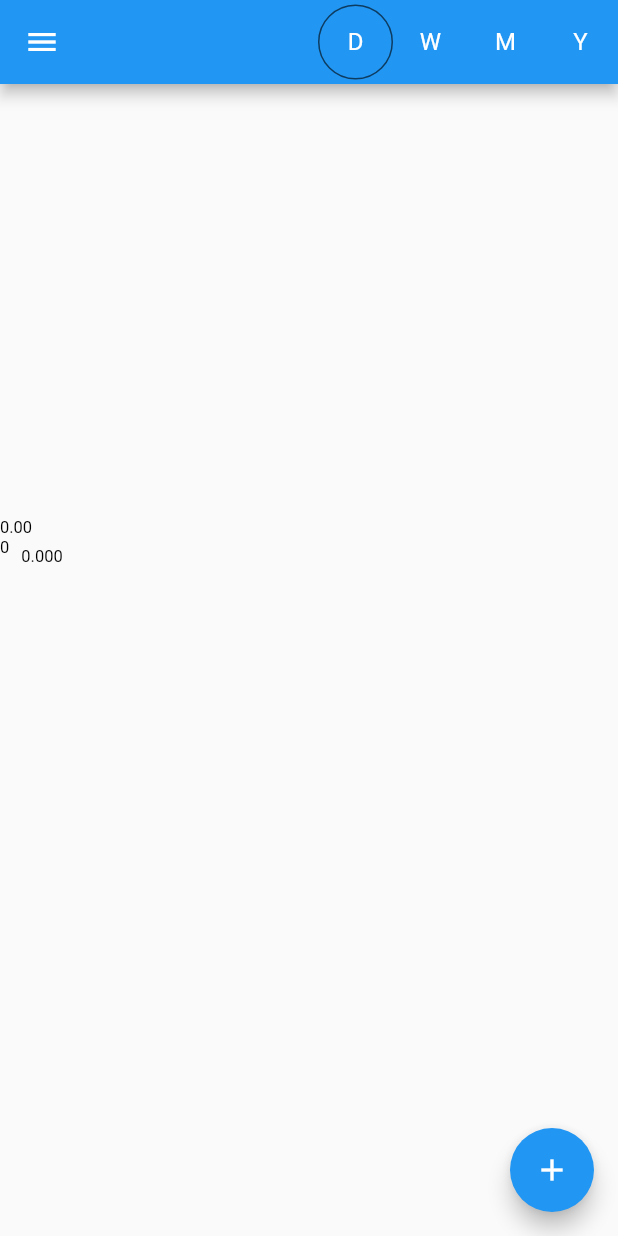
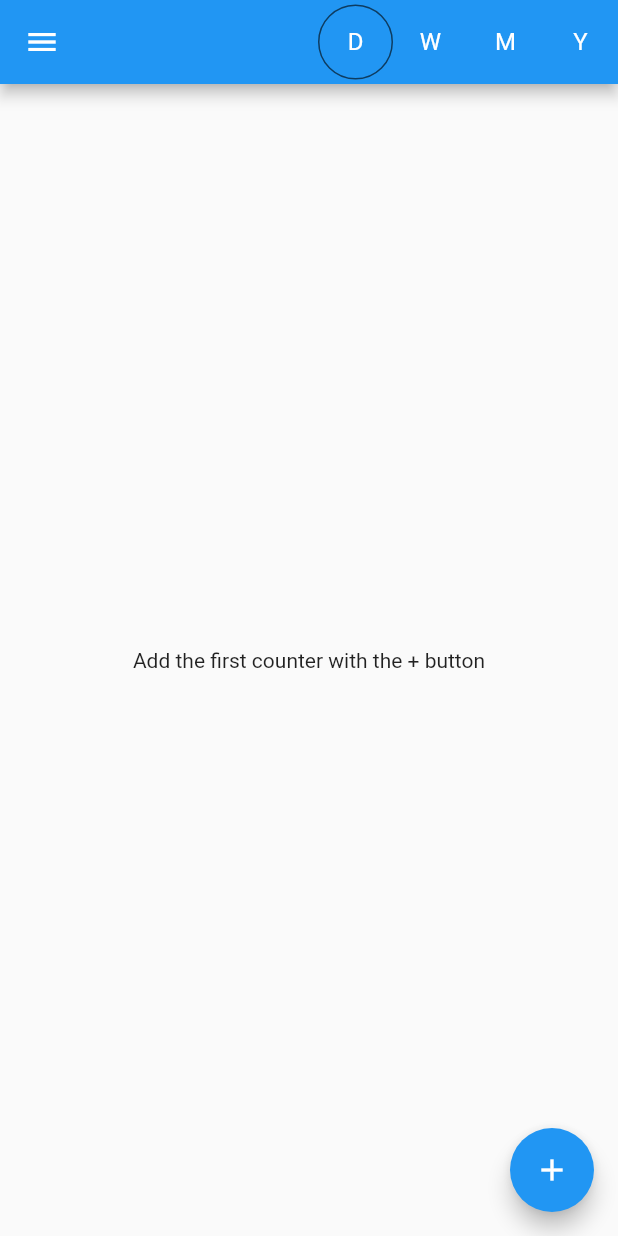
Before and after one commit to eevleevs/graphic-counter, a Flutter app: the screen it shows once a user with an empty profile is signed in, on a phone screen of 412 x 824 dp. Run offline on Flutter 3.47's test engine with Material 2 defaults, Android fonts, the phone set to English and light mode, and no system bars; drawn by our look-alikes of fl_chart; our stand-ins replace adaptive_dialog, cloud_firestore, file_picker, firebase_auth, firebase_core, flutter_signin_button and 2 more; missing offline and left inert: download, flutter_palette; accounts and stored records are empty; network calls fail.

Commit message:
Display message on counters empty

```diff
--- a/lib/main.dart
+++ b/lib/main.dart
@@ -47,7 +47,7 @@ class MyApp extends StatefulWidget {
 
 class _MyAppState extends State<MyApp> {
   User? user;
-  var userUndefined = true;
+  var initialised = false;
 
   @override
   void initState() {
@@ -55,8 +55,8 @@ class _MyAppState extends State<MyApp> {
     FirebaseAuth.instance.authStateChanges().listen((User? _user) {
       setState(() {
         user = _user;
-        if (userUndefined && user == null) signInWithGoogle();
-        userUndefined = false;
+        if (!initialised && user == null) signInWithGoogle();
+        initialised = true;
       });
     });
   }
@@ -67,8 +67,8 @@ class _MyAppState extends State<MyApp> {
       theme: ThemeData.light().copyWith(brightness: Brightness.light, primaryColor: Colors.teal),
       darkTheme: ThemeData.dark().copyWith(brightness: Brightness.dark, primaryColor: Colors.teal),
       themeMode: ThemeMode.system,
-      home: userUndefined
-          ? const SizedBox.shrink()
+      home: !initialised
+          ? Container()
           : user == null
               ? const SignInPage()
               : const MainPage(),
@@ -302,7 +302,9 @@ class _MainPageState extends State<MainPage> {
             ))),
         floatingActionButton:
             FloatingActionButton(onPressed: newCounter, child: const Icon(Icons.add)),
-        body: Flex(direction: portrait ? Axis.vertical : Axis.horizontal, children: [
+        body: counters.isEmpty
+            ? const Center(child: Text('Add the first counter with the + button'))
+            : Flex(direction: portrait ? Axis.vertical : Axis.horizontal, children: [
                 Expanded(
                     flex: portrait ? 45 : 60,
                     child: Container(
@@ -311,7 +313,8 @@ class _MainPageState extends State<MainPage> {
                             margin: const EdgeInsets.fromLTRB(0, 20, 20, 15),
                             child: LineChart(LineChartData(
                               axisTitleData: FlAxisTitleData(
-                            bottomTitle: AxisTitle(showTitle: true, titleText: period, margin: 15)),
+                                  bottomTitle:
+                                      AxisTitle(showTitle: true, titleText: period, margin: 15)),
                               backgroundColor: Theme.of(context).canvasColor,
                               borderData: FlBorderData(show: false),
                               lineTouchData: LineTouchData(
@@ -360,25 +363,27 @@ class _MainPageState extends State<MainPage> {
                                 color: color,
                                 onPressed: () {
                                   final _today = today().toString();
-                            userRef.update(
-                                {'counters.$name.$_today': (counters[name][_today] ?? 0) + 1});
+                                  userRef.update({
+                                    'counters.$name.$_today': (counters[name][_today] ?? 0) + 1
+                                  });
                                 },
                                 icon: const Icon(Icons.add)),
                             IconButton(
                                 color: color,
                                 onPressed: () {
-                            if (counters[name].containsKey(_today) && counters[name][_today] > 0) {
-                              userRef
-                                  .update({'counters.$name.$_today': counters[name][_today] - 1});
+                                  if (counters[name].containsKey(_today) &&
+                                      counters[name][_today] > 0) {
+                                    userRef.update(
+                                        {'counters.$name.$_today': counters[name][_today] - 1});
                                   }
                                 },
                                 icon: const Icon(Icons.remove)),
                             IconButton(
                                 color: color,
                                 onPressed: () async {
-                            if (await showModalActionSheet(
-                                    context: context,
-                                    actions: [SheetAction(key: 'remove', label: 'Remove $name')]) ==
+                                  if (await showModalActionSheet(context: context, actions: [
+                                        SheetAction(key: 'remove', label: 'Remove $name')
+                                      ]) ==
                                       'remove') {
                                     userRef.update({'counters.$name': FieldValue.delete()});
                                   }
```
Lines whose indentation alone changed are shown as unchanged.
